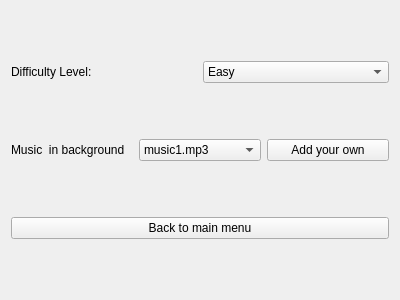
Laxynium/PongGame_with_Qt, file settings.ui: the form before one commit.
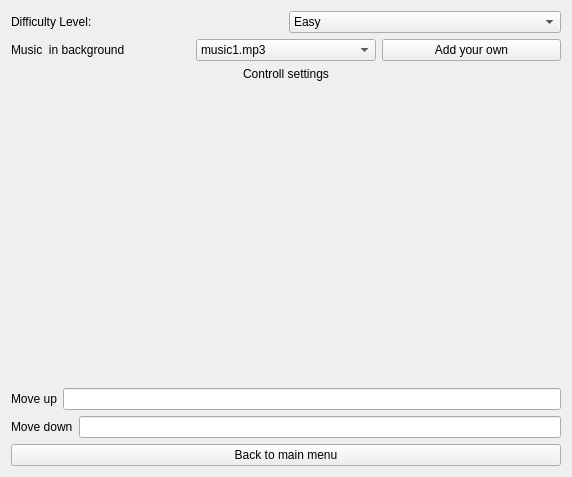
The form after the commit.

Commit message: _04_Added simple movement to PlayerController and AIController. Objects are now visible on Scene and you can move PlayerPaddle with Keys.

What changed in the file:
```diff
--- a/settings.ui
+++ b/settings.ui
@@ -6,8 +6,8 @@
    <rect>
     <x>0</x>
     <y>0</y>
-    <width>400</width>
-    <height>300</height>
+    <width>572</width>
+    <height>477</height>
    </rect>
   </property>
   <property name="windowTitle">
@@ -76,6 +76,45 @@
      </item>
     </layout>
    </item>
+   <item>
+    <layout class="QVBoxLayout" name="verticalLayout_2">
+     <item alignment="Qt::AlignHCenter|Qt::AlignTop">
+      <widget class="QLabel" name="label_3">
+       <property name="text">
+        <string>Controll settings</string>
+       </property>
+      </widget>
+     </item>
+     <item>
+      <layout class="QHBoxLayout" name="horizontalLayout_3">
+       <item>
+        <widget class="QLabel" name="label_4">
+         <property name="text">
+          <string>Move up</string>
+         </property>
+        </widget>
+       </item>
+       <item>
+        <widget class="QLineEdit" name="lineEdit"/>
+       </item>
+      </layout>
+     </item>
+     <item>
+      <layout class="QHBoxLayout" name="horizontalLayout_4">
+       <item>
+        <widget class="QLabel" name="label_5">
+         <property name="text">
+          <string>Move down</string>
+         </property>
+        </widget>
+       </item>
+       <item>
+        <widget class="QLineEdit" name="lineEdit_2"/>
+       </item>
+      </layout>
+     </item>
+    </layout>
+   </item>
    <item>
     <widget class="QPushButton" name="back_button">
      <property name="text">
```
The commit also changes 18 other files.
